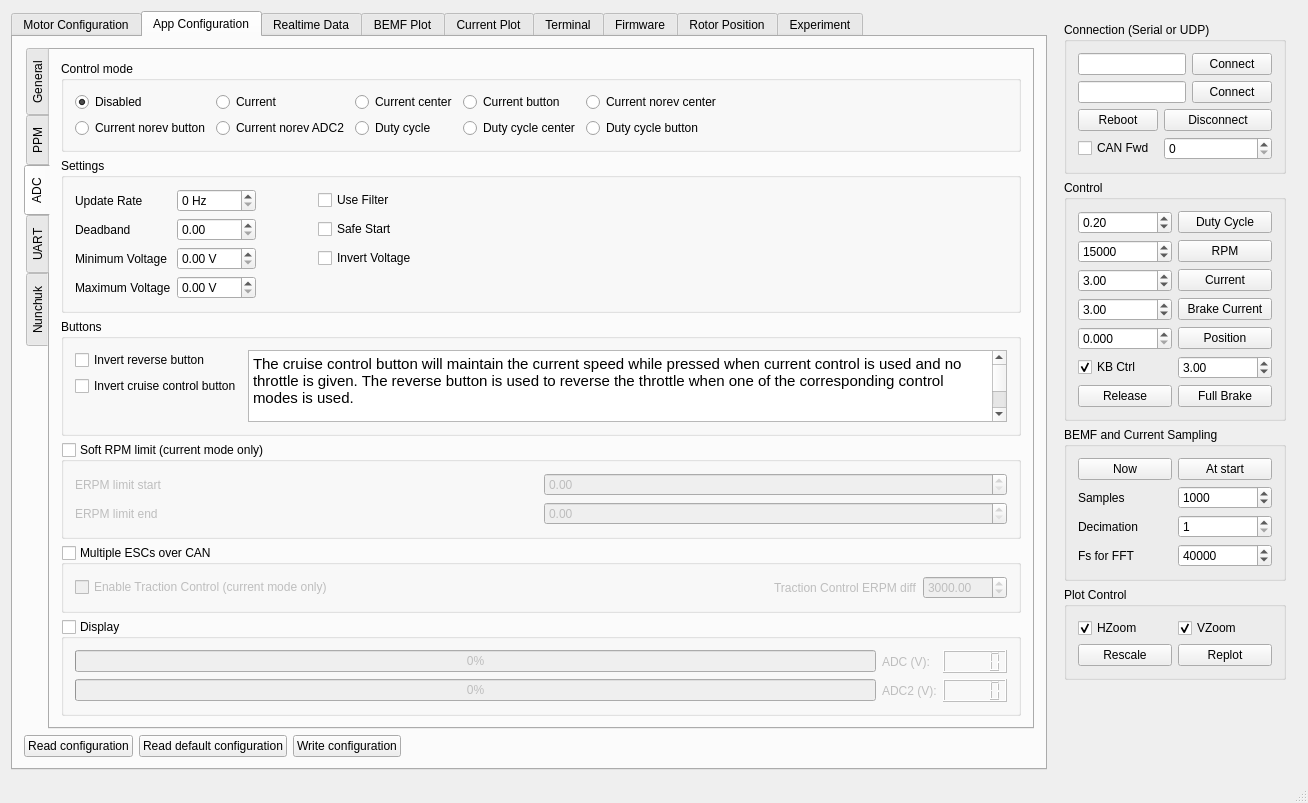
vedderb/bldc-tool, file mainwindow.ui: the form before one commit.
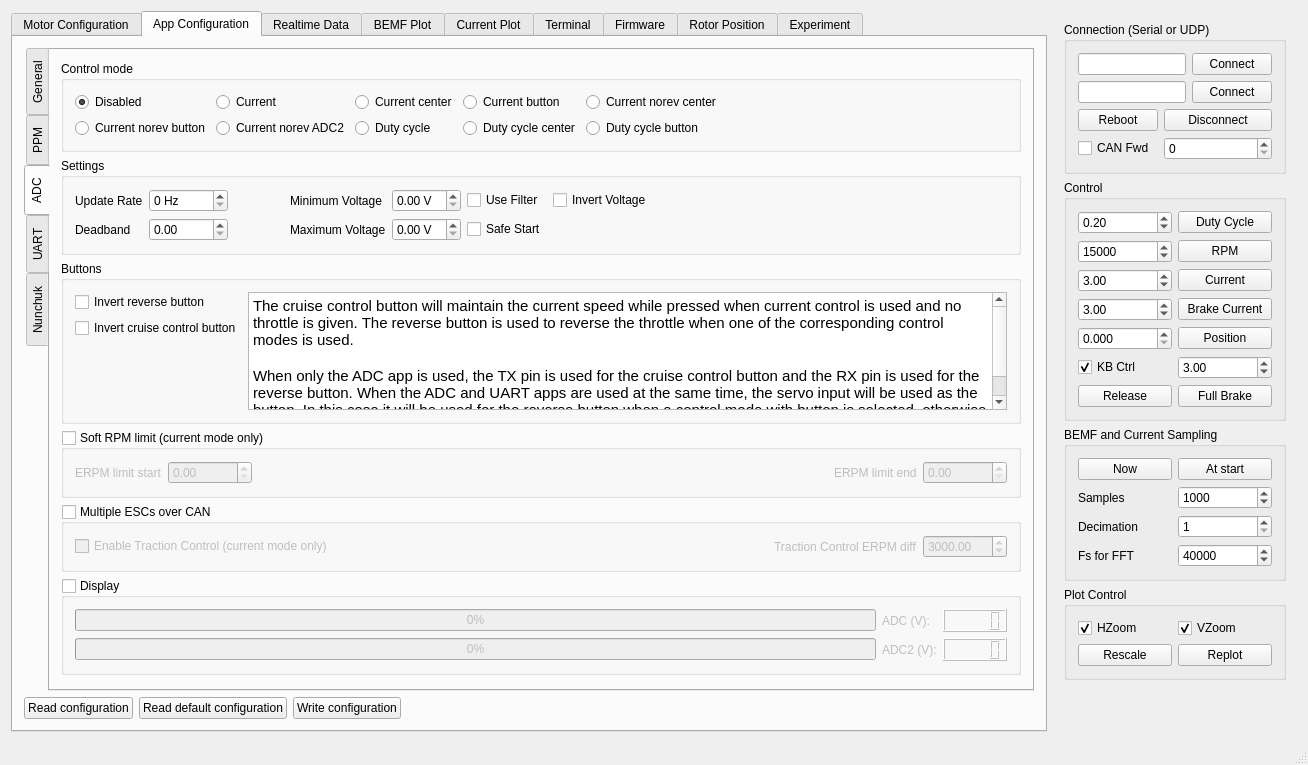
The form after the commit. The open tabs and pages were chosen to show the change. Custom widgets are drawn as their Qt base class.

```diff
--- a/mainwindow.ui
+++ b/mainwindow.ui
@@ -7,7 +7,7 @@
     <x>0</x>
     <y>0</y>
     <width>1308</width>
-    <height>771</height>
+    <height>765</height>
    </rect>
   </property>
   <property name="sizePolicy">
@@ -3397,26 +3397,6 @@
                    </property>
                   </widget>
                  </item>
-                 <item row="2" column="0">
-                  <widget class="QLabel" name="label_77">
-                   <property name="text">
-                    <string>Minimum Voltage</string>
-                   </property>
-                  </widget>
-                 </item>
-                 <item row="3" column="1">
-                  <widget class="QDoubleSpinBox" name="appconfAdcVoltageEndBox">
-                   <property name="suffix">
-                    <string> V</string>
-                   </property>
-                   <property name="maximum">
-                    <double>20.000000000000000</double>
-                   </property>
-                   <property name="singleStep">
-                    <double>0.010000000000000</double>
-                   </property>
-                  </widget>
-                 </item>
                  <item row="1" column="1">
                   <widget class="QDoubleSpinBox" name="appconfAdcHystBox">
                    <property name="maximum">
@@ -3427,13 +3407,6 @@
                    </property>
                   </widget>
                  </item>
-                 <item row="3" column="0">
-                  <widget class="QLabel" name="label_75">
-                   <property name="text">
-                    <string>Maximum Voltage</string>
-                   </property>
-                  </widget>
-                 </item>
                  <item row="0" column="0">
                   <widget class="QLabel" name="label_78">
                    <property name="text">
@@ -3442,39 +3415,6 @@
                   </widget>
                  </item>
                  <item row="0" column="5">
-                  <spacer name="horizontalSpacer_18">
-                   <property name="orientation">
-                    <enum>Qt::Horizontal</enum>
-                   </property>
-                   <property name="sizeHint" stdset="0">
-                    <size>
-                     <width>40</width>
-                     <height>20</height>
-                    </size>
-                   </property>
-                  </spacer>
-                 </item>
-                 <item row="1" column="0">
-                  <widget class="QLabel" name="label_76">
-                   <property name="text">
-                    <string>Deadband</string>
-                   </property>
-                  </widget>
-                 </item>
-                 <item row="2" column="1">
-                  <widget class="QDoubleSpinBox" name="appconfAdcVoltageStartBox">
-                   <property name="suffix">
-                    <string> V</string>
-                   </property>
-                   <property name="maximum">
-                    <double>10.000000000000000</double>
-                   </property>
-                   <property name="singleStep">
-                    <double>0.010000000000000</double>
-                   </property>
-                  </widget>
-                 </item>
-                 <item row="0" column="3">
                   <widget class="QCheckBox" name="appconfAdcFilterBox">
                    <property name="toolTip">
                     <string>&lt;html&gt;&lt;head/&gt;&lt;body&gt;&lt;p&gt;Use a median filter to reject niose. This will introduce one sample delay.&lt;/p&gt;&lt;/body&gt;&lt;/html&gt;</string>
@@ -3484,6 +3424,23 @@
                    </property>
                   </widget>
                  </item>
+                 <item row="1" column="0">
+                  <widget class="QLabel" name="label_76">
+                   <property name="text">
+                    <string>Deadband</string>
+                   </property>
+                  </widget>
+                 </item>
+                 <item row="1" column="5">
+                  <widget class="QCheckBox" name="appconfAdcSafeStartBox">
+                   <property name="toolTip">
+                    <string>&lt;html&gt;&lt;head/&gt;&lt;body&gt;&lt;p&gt;Don't give throttle unless the received output has been 0 for at leas 50 pulses. The counter is reset on boot, every time a new configuration is loaded and when a timeout occurs.&lt;/p&gt;&lt;/body&gt;&lt;/html&gt;</string>
+                   </property>
+                   <property name="text">
+                    <string>Safe Start</string>
+                   </property>
+                  </widget>
+                 </item>
                  <item row="0" column="2">
                   <widget class="QWidget" name="widget" native="true">
                    <property name="minimumSize">
@@ -3494,17 +3451,60 @@
                    </property>
                   </widget>
                  </item>
+                 <item row="0" column="7">
+                  <spacer name="horizontalSpacer_18">
+                   <property name="orientation">
+                    <enum>Qt::Horizontal</enum>
+                   </property>
+                   <property name="sizeHint" stdset="0">
+                    <size>
+                     <width>40</width>
+                     <height>20</height>
+                    </size>
+                   </property>
+                  </spacer>
+                 </item>
+                 <item row="0" column="4">
+                  <widget class="QDoubleSpinBox" name="appconfAdcVoltageStartBox">
+                   <property name="suffix">
+                    <string> V</string>
+                   </property>
+                   <property name="maximum">
+                    <double>10.000000000000000</double>
+                   </property>
+                   <property name="singleStep">
+                    <double>0.010000000000000</double>
+                   </property>
+                  </widget>
+                 </item>
+                 <item row="0" column="3">
+                  <widget class="QLabel" name="label_77">
+                   <property name="text">
+                    <string>Minimum Voltage</string>
+                   </property>
+                  </widget>
+                 </item>
                  <item row="1" column="3">
-                  <widget class="QCheckBox" name="appconfAdcSafeStartBox">
-                   <property name="toolTip">
-                    <string>&lt;html&gt;&lt;head/&gt;&lt;body&gt;&lt;p&gt;Don't give throttle unless the received output has been 0 for at leas 50 pulses. The counter is reset on boot, every time a new configuration is loaded and when a timeout occurs.&lt;/p&gt;&lt;/body&gt;&lt;/html&gt;</string>
-                   </property>
+                  <widget class="QLabel" name="label_75">
                    <property name="text">
-                    <string>Safe Start</string>
+                    <string>Maximum Voltage</string>
                    </property>
                   </widget>
                  </item>
-                 <item row="2" column="3">
+                 <item row="1" column="4">
+                  <widget class="QDoubleSpinBox" name="appconfAdcVoltageEndBox">
+                   <property name="suffix">
+                    <string> V</string>
+                   </property>
+                   <property name="maximum">
+                    <double>20.000000000000000</double>
+                   </property>
+                   <property name="singleStep">
+                    <double>0.010000000000000</double>
+                   </property>
+                  </widget>
+                 </item>
+                 <item row="0" column="6">
                   <widget class="QCheckBox" name="appconfAdcInvertVoltageBox">
                    <property name="text">
                     <string>Invert Voltage</string>
@@ -3553,10 +3553,10 @@
                     <string>&lt;!DOCTYPE HTML PUBLIC &quot;-//W3C//DTD HTML 4.0//EN&quot; &quot;http://www.w3.org/TR/REC-html40/strict.dtd&quot;&gt;
 &lt;html&gt;&lt;head&gt;&lt;meta name=&quot;qrichtext&quot; content=&quot;1&quot; /&gt;&lt;style type=&quot;text/css&quot;&gt;
 p, li { white-space: pre-wrap; }
-&lt;/style&gt;&lt;/head&gt;&lt;body style=&quot; font-family:'Sans'; font-size:9pt; font-weight:400; font-style:normal;&quot;&gt;
-&lt;p style=&quot; margin-top:0px; margin-bottom:0px; margin-left:0px; margin-right:0px; -qt-block-indent:0; text-indent:0px;&quot;&gt;&lt;span style=&quot; font-family:'Ubuntu'; font-size:11pt;&quot;&gt;The cruise control button will maintain the current speed while pressed when current control is used and no throttle is given. The reverse button is used to reverse the throttle when one of the corresponding control modes is used.&lt;/span&gt;&lt;/p&gt;
-&lt;p style=&quot;-qt-paragraph-type:empty; margin-top:0px; margin-bottom:0px; margin-left:0px; margin-right:0px; -qt-block-indent:0; text-indent:0px; font-family:'Ubuntu'; font-size:11pt;&quot;&gt;&lt;br /&gt;&lt;/p&gt;
-&lt;p style=&quot; margin-top:0px; margin-bottom:0px; margin-left:0px; margin-right:0px; -qt-block-indent:0; text-indent:0px;&quot;&gt;&lt;span style=&quot; font-family:'Ubuntu'; font-size:11pt;&quot;&gt;When only the ADC app is used, the TX pin is used for the cruise control button and the RX pin is used for the reverse button. When the ADC and UART apps are used at the same time, the servo input will be used as the button. In this case it will be used for the reverse button when a control mode with button is selected, otherwise it will be used for the cruise control button.&lt;/span&gt;&lt;/p&gt;&lt;/body&gt;&lt;/html&gt;</string>
+&lt;/style&gt;&lt;/head&gt;&lt;body style=&quot; font-family:'Ubuntu'; font-size:11pt; font-weight:400; font-style:normal;&quot;&gt;
+&lt;p style=&quot; margin-top:0px; margin-bottom:0px; margin-left:0px; margin-right:0px; -qt-block-indent:0; text-indent:0px;&quot;&gt;The cruise control button will maintain the current speed while pressed when current control is used and no throttle is given. The reverse button is used to reverse the throttle when one of the corresponding control modes is used.&lt;/p&gt;
+&lt;p style=&quot;-qt-paragraph-type:empty; margin-top:0px; margin-bottom:0px; margin-left:0px; margin-right:0px; -qt-block-indent:0; text-indent:0px;&quot;&gt;&lt;br /&gt;&lt;/p&gt;
+&lt;p style=&quot; margin-top:0px; margin-bottom:0px; margin-left:0px; margin-right:0px; -qt-block-indent:0; text-indent:0px;&quot;&gt;When only the ADC app is used, the TX pin is used for the cruise control button and the RX pin is used for the reverse button. When the ADC and UART apps are used at the same time, the servo input will be used as the button. In this case it will be used for the reverse button when a control mode with button is selected, otherwise it will be used for the cruise control button.&lt;/p&gt;&lt;/body&gt;&lt;/html&gt;</string>
                    </property>
                   </widget>
                  </item>
@@ -3592,14 +3592,7 @@
                    </property>
                   </widget>
                  </item>
-                 <item row="1" column="0">
-                  <widget class="QLabel" name="label_74">
-                   <property name="text">
-                    <string>ERPM limit end</string>
-                   </property>
-                  </widget>
-                 </item>
-                 <item row="1" column="1">
+                 <item row="0" column="4">
                   <widget class="QDoubleSpinBox" name="appconfAdcRpmLimEndBox">
                    <property name="maximum">
                     <double>200000.000000000000000</double>
@@ -3609,6 +3602,26 @@
                    </property>
                   </widget>
                  </item>
+                 <item row="0" column="3">
+                  <widget class="QLabel" name="label_74">
+                   <property name="text">
+                    <string>ERPM limit end</string>
+                   </property>
+                  </widget>
+                 </item>
+                 <item row="0" column="2">
+                  <spacer name="horizontalSpacer_28">
+                   <property name="orientation">
+                    <enum>Qt::Horizontal</enum>
+                   </property>
+                   <property name="sizeHint" stdset="0">
+                    <size>
+                     <width>40</width>
+                     <height>20</height>
+                    </size>
+                   </property>
+                  </spacer>
+                 </item>
                 </layout>
                </widget>
               </item>
```
Left out of the diff: 44 changed lines with no effect on the pictures.
